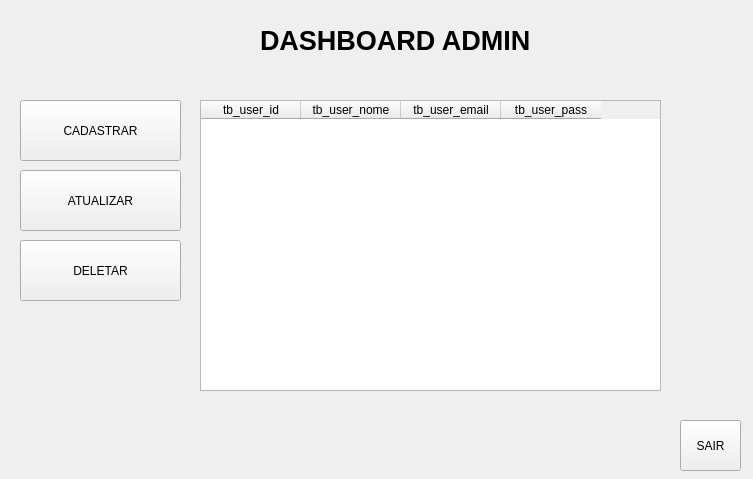
Above: Ui/dashboard.ui from devlovato/Projeto-PyQt5---CRUD- before the change. Below: the same form after it.
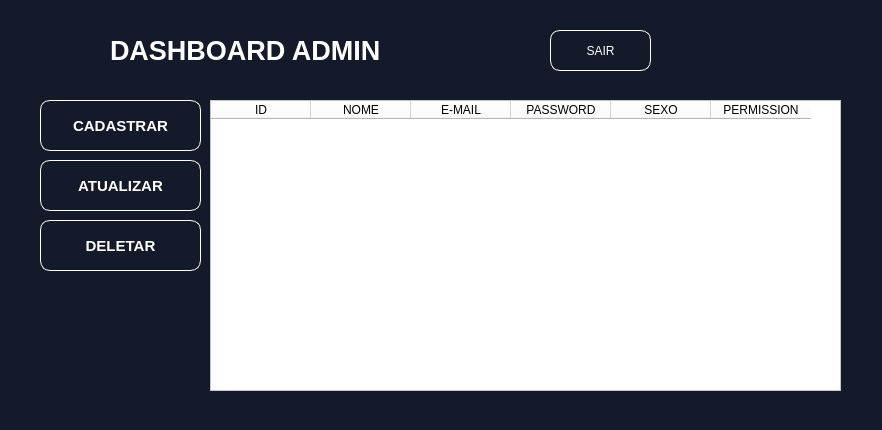
That is the form after the change. Icons and pictures are not drawn.

Commit message:
Adicionado Design ao Form do Dashboard
Adicionado:
-Adicionado Design ao Form do Dashboard

```diff
--- a/Ui/dashboard.ui
+++ b/Ui/dashboard.ui
@@ -6,18 +6,21 @@
    <rect>
     <x>0</x>
     <y>0</y>
-    <width>753</width>
-    <height>479</height>
+    <width>882</width>
+    <height>430</height>
    </rect>
   </property>
   <property name="windowTitle">
    <string>Form</string>
   </property>
+  <property name="styleSheet">
+   <string notr="true">background-color: rgb(20, 26, 41);</string>
+  </property>
   <widget class="QLabel" name="label">
    <property name="geometry">
     <rect>
-     <x>260</x>
-     <y>20</y>
+     <x>110</x>
+     <y>30</y>
      <width>291</width>
      <height>41</height>
     </rect>
@@ -29,6 +32,9 @@
      <bold>true</bold>
     </font>
    </property>
+   <property name="styleSheet">
+    <string notr="true">color: rgb(255, 255, 255);</string>
+   </property>
    <property name="text">
     <string>DASHBOARD ADMIN</string>
    </property>
@@ -36,12 +42,26 @@
   <widget class="QPushButton" name="cad_btn">
    <property name="geometry">
     <rect>
-     <x>20</x>
+     <x>40</x>
      <y>100</y>
      <width>161</width>
-     <height>61</height>
+     <height>51</height>
     </rect>
    </property>
+   <property name="font">
+    <font>
+     <pointsize>11</pointsize>
+     <weight>75</weight>
+     <bold>true</bold>
+    </font>
+   </property>
+   <property name="styleSheet">
+    <string notr="true">color: rgb(255, 255, 255);
+border-style:outset;
+border-radius:10px;
+border-color:#FFFFFF;
+border-width:1px;</string>
+   </property>
    <property name="text">
     <string>CADASTRAR</string>
    </property>
@@ -49,12 +69,19 @@
   <widget class="QPushButton" name="pushButton_2">
    <property name="geometry">
     <rect>
-     <x>680</x>
-     <y>420</y>
-     <width>61</width>
-     <height>51</height>
+     <x>550</x>
+     <y>30</y>
+     <width>101</width>
+     <height>41</height>
     </rect>
    </property>
+   <property name="styleSheet">
+    <string notr="true">color: rgb(255, 255, 255);
+border-style:outset;
+border-radius:10px;
+border-color:#FFFFFF;
+border-width:1px;</string>
+   </property>
    <property name="text">
     <string>SAIR</string>
    </property>
@@ -62,12 +89,26 @@
   <widget class="QPushButton" name="upt_btn">
    <property name="geometry">
     <rect>
-     <x>20</x>
-     <y>170</y>
+     <x>40</x>
+     <y>160</y>
      <width>161</width>
-     <height>61</height>
+     <height>51</height>
     </rect>
    </property>
+   <property name="font">
+    <font>
+     <pointsize>11</pointsize>
+     <weight>75</weight>
+     <bold>true</bold>
+    </font>
+   </property>
+   <property name="styleSheet">
+    <string notr="true">color: rgb(255, 255, 255);
+border-style:outset;
+border-radius:10px;
+border-color:#FFFFFF;
+border-width:1px;</string>
+   </property>
    <property name="text">
     <string>ATUALIZAR</string>
    </property>
@@ -75,12 +116,26 @@
   <widget class="QPushButton" name="dell_btn">
    <property name="geometry">
     <rect>
-     <x>20</x>
-     <y>240</y>
+     <x>40</x>
+     <y>220</y>
      <width>161</width>
-     <height>61</height>
+     <height>51</height>
     </rect>
    </property>
+   <property name="font">
+    <font>
+     <pointsize>11</pointsize>
+     <weight>75</weight>
+     <bold>true</bold>
+    </font>
+   </property>
+   <property name="styleSheet">
+    <string notr="true">color: rgb(255, 255, 255);
+border-style:outset;
+border-radius:10px;
+border-color:#FFFFFF;
+border-width:1px;</string>
+   </property>
    <property name="text">
     <string>DELETAR</string>
    </property>
@@ -88,32 +143,96 @@
   <widget class="QTableWidget" name="tableWidget">
    <property name="geometry">
     <rect>
-     <x>200</x>
+     <x>210</x>
      <y>100</y>
-     <width>461</width>
+     <width>631</width>
      <height>291</height>
     </rect>
    </property>
+   <property name="font">
+    <font>
+     <weight>75</weight>
+     <bold>true</bold>
+    </font>
+   </property>
+   <property name="styleSheet">
+    <string notr="true">background-color: rgb(255, 255, 255);</string>
+   </property>
    <column>
     <property name="text">
-     <string>tb_user_id</string>
+     <string>ID</string>
     </property>
    </column>
    <column>
     <property name="text">
-     <string>tb_user_nome</string>
+     <string>NOME</string>
     </property>
+    <property name="background">
+     <color>
+      <red>255</red>
+      <green>255</green>
+      <blue>255</blue>
+     </color>
+    </property>
    </column>
    <column>
     <property name="text">
-     <string>tb_user_email</string>
+     <string>E-MAIL</string>
     </property>
    </column>
    <column>
     <property name="text">
-     <string>tb_user_pass</string>
+     <string>PASSWORD</string>
     </property>
    </column>
+   <column>
+    <property name="text">
+     <string>SEXO</string>
+    </property>
+   </column>
+   <column>
+    <property name="text">
+     <string>PERMISSION</string>
+    </property>
+   </column>
+  </widget>
+  <widget class="QLabel" name="label_2">
+   <property name="geometry">
+    <rect>
+     <x>40</x>
+     <y>20</y>
+     <width>50</width>
+     <height>50</height>
+    </rect>
+   </property>
+   <property name="text">
+    <string/>
+   </property>
+   <property name="pixmap">
+    <pixmap>../../../salvar-icone.png</pixmap>
+   </property>
+   <property name="scaledContents">
+    <bool>true</bool>
+   </property>
+  </widget>
+  <widget class="QLabel" name="label_3">
+   <property name="geometry">
+    <rect>
+     <x>560</x>
+     <y>40</y>
+     <width>20</width>
+     <height>20</height>
+    </rect>
+   </property>
+   <property name="text">
+    <string/>
+   </property>
+   <property name="pixmap">
+    <pixmap>../../../sair.png</pixmap>
+   </property>
+   <property name="scaledContents">
+    <bool>true</bool>
+   </property>
   </widget>
  </widget>
  <resources/>
```
